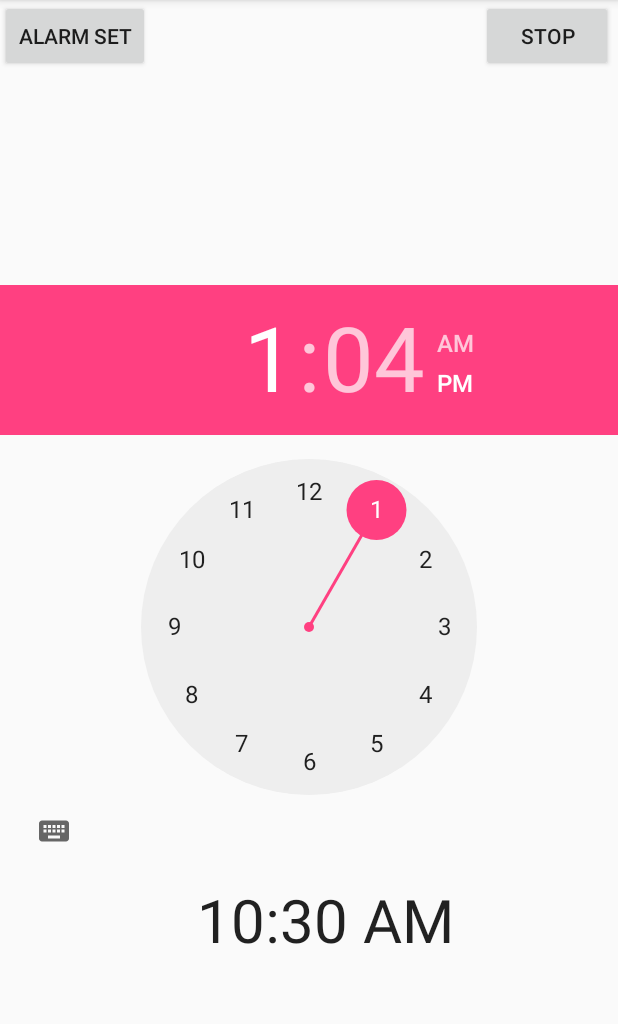
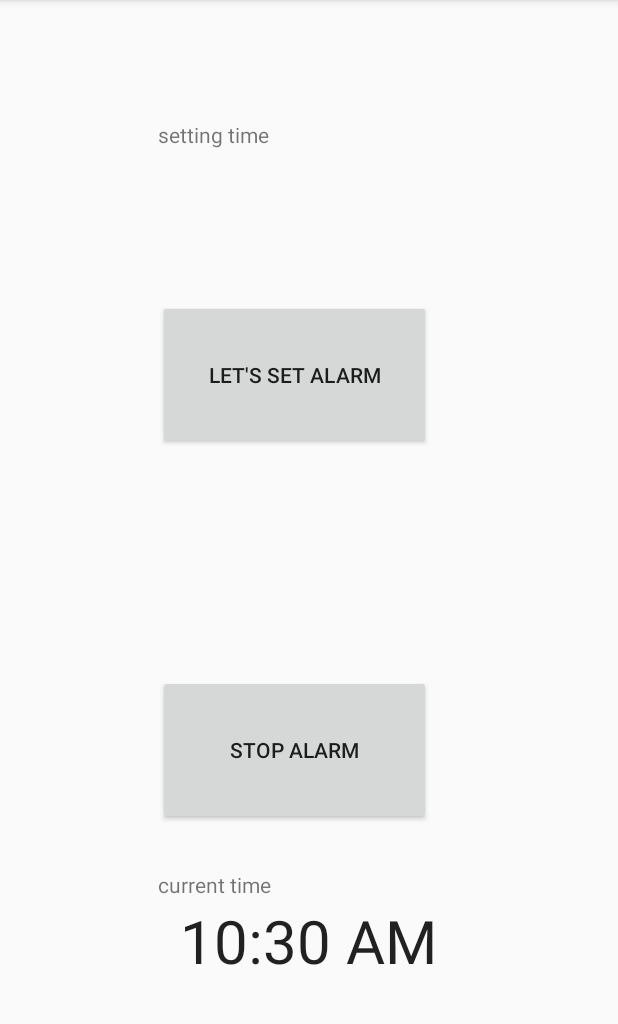
Before and after one commit to kanpei1092/AlarmTestJava, an Android app: the screen it shows after launch (MainActivity), on a phone screen of 412 x 824 dp, the part 84-1108 px from its top. Run offline under Robolectric (Android 15) with nearby library versions, the phone set to English and light mode, and no system bars.

Commit message:
画面の整理

```diff
--- a/app/src/main/AndroidManifest.xml
+++ b/app/src/main/AndroidManifest.xml
@@ -46,6 +46,10 @@
 
         </activity>
 
+        <activity android:name=".SecondActivity"
+            android:label="string/app_name">
+        </activity>
+
         <receiver android:name=".AlarmReceiver"
             android:enabled="true"
             android:exported="false">
--- a/app/src/main/java/com/example/alarmtestjava/MainActivity.java
+++ b/app/src/main/java/com/example/alarmtestjava/MainActivity.java
@@ -46,16 +46,19 @@ public class MainActivity extends AppCompatActivity {
     private AlarmManager alarmManager;
     private TimePicker timePicker;
 
+    public static int hour;
+    public static int minute;
+    private View view;
+
+    private static boolean alarmSetFlag; //アラーム設定されているかのフラグ
+    private TextView settingTime;
+
     @Override
     protected void onCreate(Bundle savedInstanceState) {
         super.onCreate(savedInstanceState);
         setContentView(R.layout.activity_main);
 
         alarmManager = (AlarmManager) getSystemService(Context.ALARM_SERVICE);
-        timePicker = findViewById(R.id.timePicker);
-        Log.d("MainActivity", "get timePicker!");
-
-        //textView = findViewById(R.id.textView);
 
         // NFCアダプタの初期化
         nfcAdapter = NfcAdapter.getDefaultAdapter(this);
@@ -70,15 +73,52 @@ public class MainActivity extends AppCompatActivity {
 
         }
 
+        TextView currentTimeText = findViewById(R.id.currentTimeText);
+        currentTimeText.setText("current time");
 
-        //ボタンでアラームセット
-        Button setAlarmButton = findViewById(R.id.setAlarmButton);
-        setAlarmButton.setOnClickListener(new View.OnClickListener() {
+        TextView settingTimeText = findViewById(R.id.settingTimeText);
+        settingTimeText.setText("setting time");
+
+
+        Button transitionButton = findViewById(R.id.transitionButton);
+        transitionButton.setOnClickListener(new View.OnClickListener() {
             @Override
-            public void onClick(View v) {
-                setAlarm(v);
+            public void onClick(View view) {
+                // ボタンが押されたときの処理
+
+                // 画面遷移用のIntentを作成
+                Intent intent = new Intent(MainActivity.this, SecondActivity.class);
+
+                // 画面遷移を開始
+                startActivity(intent);
             }
         });
+
+        // アラーム設定時間の取得
+        Intent intent2 = getIntent();
+        if (intent2 != null) {
+            hour = intent2.getIntExtra("key_data1",100);
+            minute = intent2.getIntExtra("key_data2",100);
+            if(hour <=24 && minute <= 60) {
+                setAlarm(view);
+            }
+        }
+
+
+        TextView settingTime = findViewById(R.id.settingTime);
+        if(alarmSetFlag==true) {
+            if(hour < 12) {
+                if(minute < 10) {
+                    settingTime.setText(hour + ":" + "0" + minute + " AM");
+                } else {
+                    settingTime.setText(hour + ":" + minute + " AM");
+                }
+            } else if(minute < 10) {
+                settingTime.setText((hour-12) + ":" + "0" + minute + " PM");
+            } else {
+                settingTime.setText((hour - 12) + ":" + minute + " PM");
+            }
+        }
     }
 
     // 適切な soundResourceID を設定
@@ -110,13 +150,15 @@ public class MainActivity extends AppCompatActivity {
 
     //時間設定
     public void setAlarm(View view) {
-        int hour = timePicker.getHour();
-        int minute = timePicker.getMinute();
+        int alarmHour = hour;
+        int alarmMinute = minute;
         Log.d("MainActivity", "get time!");
 
+        alarmSetFlag = true;
+
         Calendar calendar = Calendar.getInstance();
-        calendar.set(Calendar.HOUR_OF_DAY, hour);
-        calendar.set(Calendar.MINUTE, minute);
+        calendar.set(Calendar.HOUR_OF_DAY, alarmHour);
+        calendar.set(Calendar.MINUTE, alarmMinute);
         calendar.set(Calendar.SECOND, 0);
 
         setAlarmNotification(calendar.getTimeInMillis());
@@ -176,7 +218,9 @@ public class MainActivity extends AppCompatActivity {
         if (alarm != null && alarm.isPlaying()) {
             Toast.makeText(this, "おはようございます", Toast.LENGTH_LONG).show();
             alarm.stop();
-
+            //アラーム設定時間の表示を解除
+            alarmSetFlag=false;
+            settingTime.setText("");
             // 停止した時刻を取得
             stopTime = SystemClock.elapsedRealtime();
 
--- a/app/src/main/res/layout/activity_main.xml
+++ b/app/src/main/res/layout/activity_main.xml
@@ -10,51 +10,63 @@
         android:layout_width="match_parent"
         android:layout_height="match_parent"
         tools:context=".MainActivity"
-        tools:layout_editor_absoluteX="113dp"
-        tools:layout_editor_absoluteY="87dp">
+        tools:layout_editor_absoluteX="121dp"
+        tools:layout_editor_absoluteY="-122dp">
 
         <!-- 他のビューがあればそれらを追加 -->
 
-        <!-- TimePicker を追加 -->
-        <TimePicker
-            android:id="@+id/timePicker"
+        <Button
+            android:id="@+id/button2"
+            android:layout_width="182dp"
+            android:layout_height="100dp"
+            android:layout_marginLeft="105dp"
+            android:layout_marginTop="450dp"
+            android:onClick="onStop"
+            android:text="Stop alarm" />
+
+        <Button
+            android:id="@+id/transitionButton"
+            android:layout_width="182dp"
+            android:layout_height="100dp"
+            android:layout_marginLeft="105dp"
+            android:layout_marginTop="200dp"
+            android:text="let's set alarm" />
+
+        <TextClock
+            android:id="@+id/textClock"
+            android:layout_width="228dp"
+            android:layout_height="93dp"
+            android:layout_marginLeft="120dp"
+            android:layout_marginTop="600dp"
+            android:textSize="40sp" />
+
+        <TextView
+            android:id="@+id/currentTimeText"
             android:layout_width="wrap_content"
             android:layout_height="wrap_content"
-            android:layout_centerInParent="true" />
+            android:text="TextView"
+            android:layout_marginLeft="105dp"
+            android:layout_marginTop="580dp"/>
 
-        <Button
-            android:id="@+id/setAlarmButton"
+        <TextView
+            android:id="@+id/settingTime"
+            android:layout_width="242dp"
+            android:layout_height="wrap_content"
+            android:layout_marginLeft="120dp"
+            android:layout_marginTop="100dp"
+            android:text=""
+            android:textColor="#000000"
+            android:textSize="50sp" />
+
+        <TextView
+            android:id="@+id/settingTimeText"
             android:layout_width="wrap_content"
             android:layout_height="wrap_content"
-            android:text="Alarm set" />
-
-        <Button
-            android:id="@+id/button2"
-            android:layout_width="wrap_content"
-            android:layout_height="wrap_content"
-            android:layout_alignParentEnd="true"
-            android:layout_marginTop="0dp"
-            android:layout_marginEnd="3dp"
-            android:onClick="onStop"
-            android:text="Stop"
-            tools:layout_editor_absoluteX="36dp" />
-
+            android:text="TextView"
+            android:layout_marginLeft="105dp"
+            android:layout_marginTop="80dp"/>
 
     </RelativeLayout>
 
-    <TextClock
-        android:id="@+id/textClock"
-        android:layout_width="176dp"
-        android:layout_height="57dp"
-        android:textSize="40sp"
-        app:layout_constraintBottom_toBottomOf="parent"
-        app:layout_constraintEnd_toEndOf="parent"
-        app:layout_constraintHorizontal_bias="0.557"
-        app:layout_constraintStart_toStartOf="parent"
-        app:layout_constraintTop_toTopOf="parent"
-        app:layout_constraintVertical_bias="0.697"
-        android:layout_marginLeft="0dp"
-        android:layout_marginTop="300dp"/>
-
 
 </androidx.constraintlayout.widget.ConstraintLayout>
```
Also changed, not shown: app/src/main/java/com/example/alarmtestjava/AlarmReceiver.java (+12 -5 lines), app/src/main/java/com/example/alarmtestjava/SecondActivity.java (added, +38 -0 lines), app/src/main/res/layout/activity_second.xml (added, +27 -0 lines).
